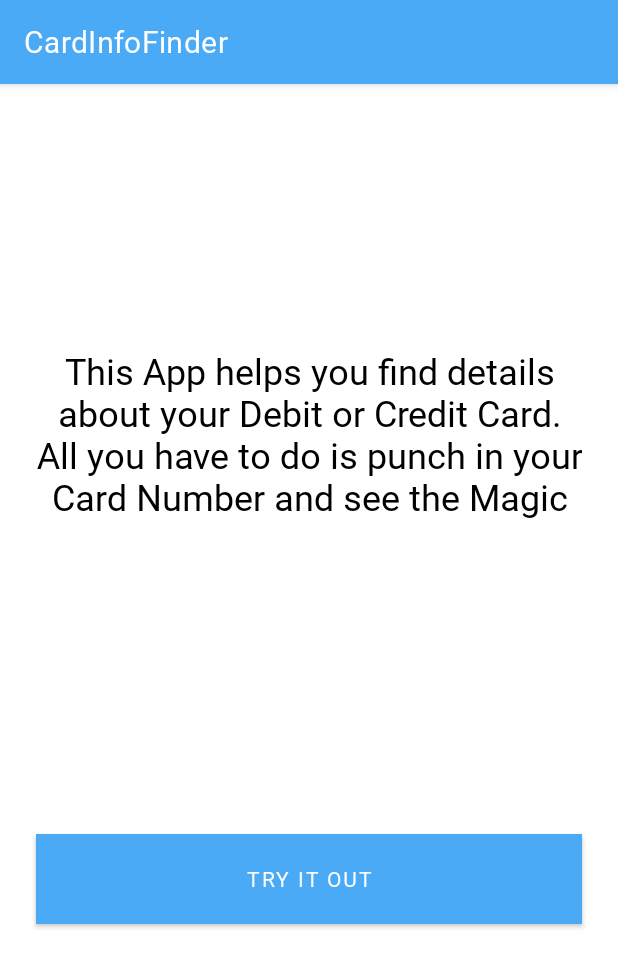
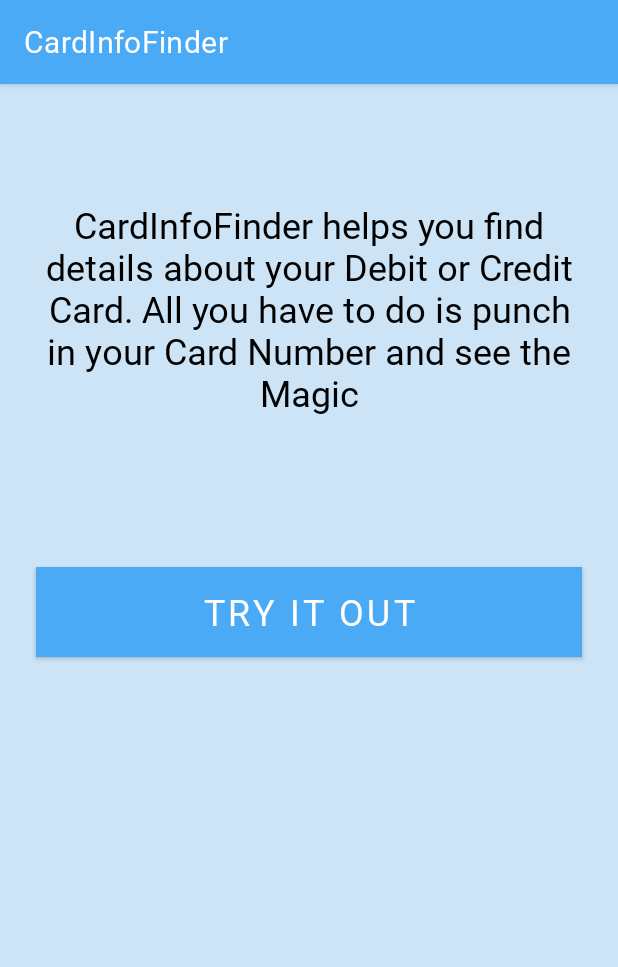
Before and after one commit to mayorJAY/CardInfoFinder, an Android app: the screen it shows after launch (MainActivity), on a phone screen of 412 x 824 dp. Shown: the top 967 px of the screen. Run offline under Robolectric (Android 15) with nearby library versions, the light colour scheme and no system bars.

Commit message:
Feat: Display response from network call; update UI design

```diff
--- a/app/src/main/AndroidManifest.xml
+++ b/app/src/main/AndroidManifest.xml
@@ -7,9 +7,9 @@
     <application
         android:name=".App"
         android:allowBackup="true"
-        android:icon="@mipmap/ic_launcher"
+        android:icon="@mipmap/icon_launcher"
         android:label="@string/app_name"
-        android:roundIcon="@mipmap/ic_launcher_round"
+        android:roundIcon="@mipmap/icon_launcher"
         android:supportsRtl="true"
         android:theme="@style/AppTheme">
         <activity android:name=".ui.MainActivity">
--- a/app/src/main/java/com/josycom/mayorjay/cardinfofinder/di/Module.kt
+++ b/app/src/main/java/com/josycom/mayorjay/cardinfofinder/di/Module.kt
@@ -24,14 +24,13 @@ val appModule = module {
             .build().create(Api::class.java)
     }
 
-    single<OkHttpClient> {
-
+    single {
         val logger = HttpLoggingInterceptor().apply {
             level = HttpLoggingInterceptor.Level.BODY
         }
         val httpClient = OkHttpClient.Builder()
             .addInterceptor(logger)
-            .connectTimeout(30, TimeUnit.SECONDS) //Backend is really slow
+            .connectTimeout(30, TimeUnit.SECONDS)
             .writeTimeout(30, TimeUnit.SECONDS)
             .readTimeout(30, TimeUnit.SECONDS)
             .build()
--- a/app/src/main/java/com/josycom/mayorjay/cardinfofinder/network/source/DataSourceFactory.kt
+++ b/app/src/main/java/com/josycom/mayorjay/cardinfofinder/network/source/DataSourceFactory.kt
@@ -1,6 +1,6 @@
 package com.josycom.mayorjay.cardinfofinder.network.source
 
-class DataSourceFactory constructor(private val dataSource: DataSource) {
+class DataSourceFactory (private val dataSource: DataSource) {
     fun remote(): DataSource {
         return dataSource
     }
--- a/app/src/main/java/com/josycom/mayorjay/cardinfofinder/utils/AppConstants.kt
+++ b/app/src/main/java/com/josycom/mayorjay/cardinfofinder/utils/AppConstants.kt
@@ -2,4 +2,5 @@ package com.josycom.mayorjay.cardinfofinder.utils
 
 object AppConstants {
     const val BASE_URL = "https://lookup.binlist.net/"
+    const val ERROR_MESSAGE = "Please Type a Correct Card Number or Check Your Network Connection"
 }
--- a/app/src/main/java/com/josycom/mayorjay/cardinfofinder/utils/Extensions.kt
+++ b/app/src/main/java/com/josycom/mayorjay/cardinfofinder/utils/Extensions.kt
@@ -3,6 +3,7 @@ package com.josycom.mayorjay.cardinfofinder.utils
 import android.view.View
 import com.google.android.material.snackbar.Snackbar
 
+// Extension method to build a SnackBar
 fun View.snack(
     message: String?,
     length: Int = Snackbar.LENGTH_SHORT,
--- a/app/src/main/res/layout/fragment_home.xml
+++ b/app/src/main/res/layout/fragment_home.xml
@@ -1,11 +1,16 @@
 <?xml version="1.0" encoding="utf-8"?>
-<androidx.constraintlayout.widget.ConstraintLayout
+<ScrollView
     xmlns:android="http://schemas.android.com/apk/res/android"
     xmlns:app="http://schemas.android.com/apk/res-auto"
     xmlns:tools="http://schemas.android.com/tools"
     android:layout_width="match_parent"
     android:layout_height="match_parent"
+    android:background="@color/appBackground"
     tools:context=".ui.HomeFragment">
+
+<androidx.constraintlayout.widget.ConstraintLayout
+    android:layout_width="match_parent"
+    android:layout_height="wrap_content">
 
     <androidx.constraintlayout.widget.Guideline
         android:id="@+id/guideline1"
@@ -53,14 +58,16 @@
         android:id="@+id/bt_start"
         android:layout_width="0dp"
         android:layout_height="60dp"
+        android:layout_marginTop="100dp"
+        android:background="@color/colorPrimary"
         android:text="@string/try_it_out"
-        android:layout_marginTop="24dp"
+        android:textColor="@color/colorTextWhite"
+        android:textSize="24sp"
         app:cornerRadius="16dp"
-        android:background="@color/colorPrimary"
-        android:textColor="@color/colorTextWhite"
         app:layout_constraintBottom_toBottomOf="@id/guideline4"
-        app:layout_constraintTop_toBottomOf="@id/tv_welcome_text"
+        app:layout_constraintEnd_toEndOf="@id/tv_welcome_text"
         app:layout_constraintStart_toStartOf="@id/tv_welcome_text"
-        app:layout_constraintEnd_toEndOf="@id/tv_welcome_text"/>
+        app:layout_constraintTop_toBottomOf="@id/tv_welcome_text" />
 
 </androidx.constraintlayout.widget.ConstraintLayout>
+</ScrollView>
--- a/app/src/main/res/values/colors.xml
+++ b/app/src/main/res/values/colors.xml
@@ -1,8 +1,9 @@
 <?xml version="1.0" encoding="utf-8"?>
 <resources>
-    <color name="colorPrimary">#4BAAF6</color> #6200EE
-    <color name="colorPrimaryDark">#2A79B8</color> #3700B3
-    <color name="colorAccent">#4BAAF6</color> #03DAC5
+    <color name="colorPrimary">#4BAAF6</color>
+    <color name="colorPrimaryDark">#2A79B8</color>
+    <color name="colorAccent">#4BAAF6</color>
     <color name="colorTextWhite">#FFFFFF</color>
     <color name="colorTextBlack">#000000</color>
+    <color name="appBackground">#CCE4F6</color>
 </resources>
```
Also changed, not shown: app/src/main/java/com/josycom/mayorjay/cardinfofinder/ui/CardInfoFragment.kt (+14 -7 lines), app/src/main/java/com/josycom/mayorjay/cardinfofinder/ui/CardInfoViewModel.kt (+8 -2 lines), app/src/main/java/com/josycom/mayorjay/cardinfofinder/utils/ApiError.kt (+3 -7 lines), app/src/main/res/layout/fragment_card_info.xml (+49 -49 lines), app/src/main/res/values/strings.xml (+10 -3 lines), app/src/main/res/mipmap-hdpi/icon_launcher.png (added), app/src/main/res/mipmap-mdpi/icon_launcher.png (added), app/src/main/res/mipmap-xhdpi/icon_launcher.png (added), app/src/main/res/mipmap-xxhdpi/icon_launcher.png (added), app/src/main/res/mipmap-xxxhdpi/icon_launcher.png (added).
